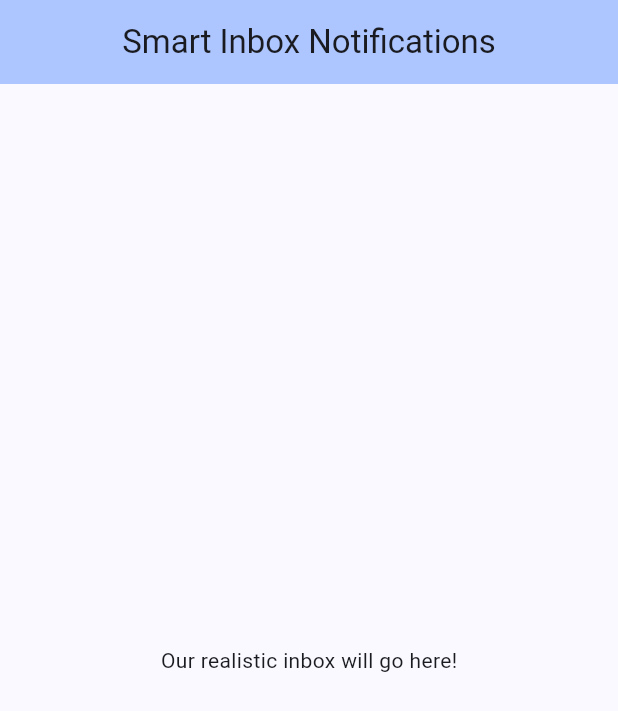
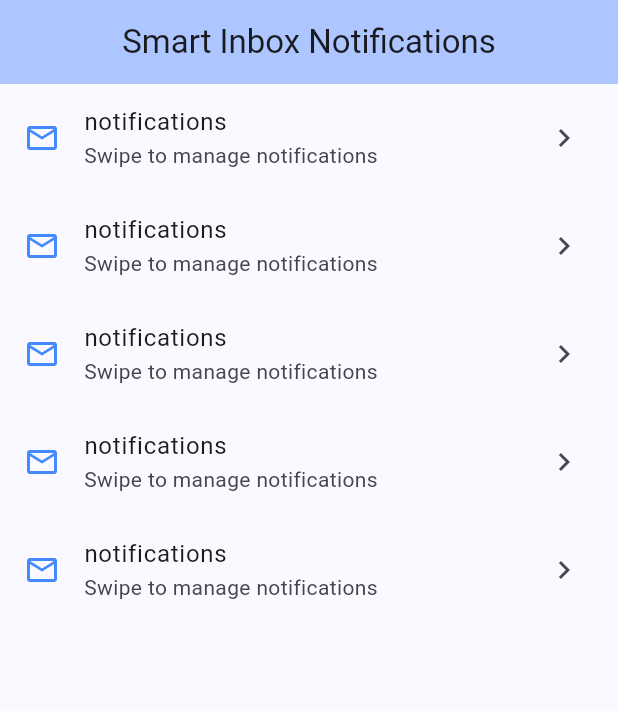
Before and after one commit to ydejene/flutter-dismissible-demo, a Flutter app: the screen it shows after launch, on a phone screen of 412 x 824 dp. Shown: the top 711 px of the screen. Run offline on Flutter 3.47's test engine with Material 3 defaults, Android fonts, the phone set to English and light mode, and no system bars.

Commit message:
feat: implement ListView.builder with mock notification tiles

```diff
--- a/lib/main.dart
+++ b/lib/main.dart
@@ -32,6 +32,14 @@ class DismissibleDemoScreen extends StatefulWidget {
 
 // private state with the brain and muscles
 class _DismissibleDemoScreenState extends State<DismissibleDemoScreen> {
+  final List<String> _notifications = [
+    'Security Alert: New login detected from Chrome',
+    'GitHub: @Niyo11 requested a review on your PR',
+    'Canvas: Grade published for Mobile Dev Assignment 1',
+    'LinkedIn: 3 recruiters viewed your profile today',
+    'Spotify: Your Weekly Release Radar is updated',
+  ];
+
   @override
   Widget build(BuildContext context) {
     return Scaffold(
@@ -40,9 +48,27 @@ class _DismissibleDemoScreenState extends State<DismissibleDemoScreen> {
         backgroundColor: Theme.of(context).colorScheme.inversePrimary,
         centerTitle: true,
       ),
-      body: const Center(
-        child: Text('Our realistic inbox will go here!'),
-      ),
+      body: _notifications.isEmpty
+          ? const Center(
+              child: Text('All caught up!', style: TextStyle(fontSize: 18)),
+            )
+          : ListView.builder(
+              itemCount: _notifications.length,
+              itemBuilder: (context, index) {
+                final notification = _notifications[index];
+
+                // will include the dismissible widget wrapping the tile
+                return ListTile(
+                  leading: const Icon(
+                    Icons.mail_outline,
+                    color: Colors.blueAccent,
+                  ),
+                  title: Text('notifications'),
+                  subtitle: const Text('Swipe to manage notifications'),
+                  trailing: const Icon(Icons.chevron_right),
+                );
+              },
+            ),
     );
   }
 }
```
